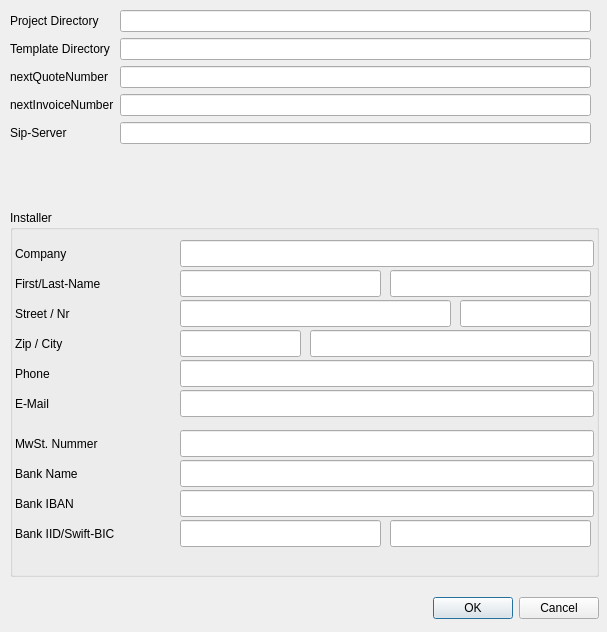
This is Ui/Preferences.ui in GnuSolar/GnuSolar as Qt 5 draws it before an edit. The edited form follows.
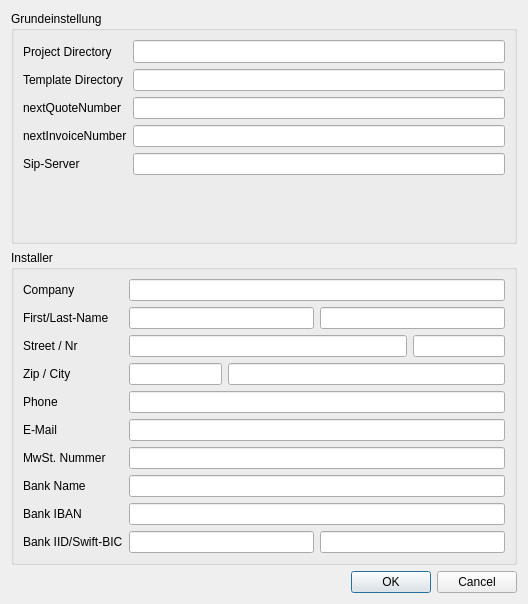
This is the edited form.

Commit message: Preferences: make layout a bit more scaleable

Diff of the .ui file:
```diff
--- a/Ui/Preferences.ui
+++ b/Ui/Preferences.ui
@@ -6,8 +6,8 @@
    <rect>
     <x>0</x>
     <y>0</y>
-    <width>607</width>
-    <height>632</height>
+    <width>528</width>
+    <height>604</height>
    </rect>
   </property>
   <property name="windowTitle">
@@ -16,373 +16,414 @@
   <property name="modal">
    <bool>true</bool>
   </property>
-  <widget class="QWidget" name="formLayoutWidget">
-   <property name="geometry">
-    <rect>
-     <x>10</x>
-     <y>10</y>
-     <width>581</width>
-     <height>181</height>
-    </rect>
+  <layout class="QVBoxLayout" name="verticalLayout">
+   <item>
+    <widget class="QGroupBox" name="groupBox_2">
+     <property name="sizePolicy">
+      <sizepolicy hsizetype="Preferred" vsizetype="Preferred">
+       <horstretch>0</horstretch>
+       <verstretch>0</verstretch>
+      </sizepolicy>
+     </property>
+     <property name="title">
+      <string>Grundeinstellung</string>
    </property>
    <layout class="QFormLayout" name="formLayout">
-    <property name="fieldGrowthPolicy">
-     <enum>QFormLayout::AllNonFixedFieldsGrow</enum>
-    </property>
-    <item row="1" column="0">
+      <item row="0" column="0">
      <widget class="QLabel" name="projectDirectoryLabel">
+        <property name="sizePolicy">
+         <sizepolicy hsizetype="Fixed" vsizetype="Preferred">
+          <horstretch>0</horstretch>
+          <verstretch>0</verstretch>
+         </sizepolicy>
+        </property>
+        <property name="minimumSize">
+         <size>
+          <width>0</width>
+          <height>0</height>
+         </size>
+        </property>
+        <property name="frameShape">
+         <enum>QFrame::NoFrame</enum>
+        </property>
       <property name="text">
        <string>Project Directory</string>
       </property>
-     </widget>
-    </item>
-    <item row="1" column="1">
-     <widget class="QLineEdit" name="projectRoot"/>
-    </item>
-    <item row="2" column="0">
+        <property name="scaledContents">
+         <bool>false</bool>
+        </property>
+        <property name="alignment">
+         <set>Qt::AlignLeading|Qt::AlignLeft|Qt::AlignVCenter</set>
+        </property>
+       </widget>
+      </item>
+      <item row="0" column="1">
+       <widget class="QLineEdit" name="projectRoot">
+        <property name="enabled">
+         <bool>true</bool>
+        </property>
+        <property name="sizePolicy">
+         <sizepolicy hsizetype="Expanding" vsizetype="Fixed">
+          <horstretch>0</horstretch>
+          <verstretch>0</verstretch>
+         </sizepolicy>
+        </property>
+        <property name="minimumSize">
+         <size>
+          <width>340</width>
+          <height>0</height>
+         </size>
+        </property>
+        <property name="font">
+         <font>
+          <pointsize>10</pointsize>
+         </font>
+        </property>
+       </widget>
+      </item>
+      <item row="1" column="0">
      <widget class="QLabel" name="projectDirectoryLabel_2">
+        <property name="sizePolicy">
+         <sizepolicy hsizetype="Preferred" vsizetype="Preferred">
+          <horstretch>0</horstretch>
+          <verstretch>0</verstretch>
+         </sizepolicy>
+        </property>
+        <property name="minimumSize">
+         <size>
+          <width>0</width>
+          <height>0</height>
+         </size>
+        </property>
       <property name="text">
        <string>Template Directory</string>
       </property>
      </widget>
     </item>
-    <item row="2" column="1">
-     <widget class="QLineEdit" name="templatePath"/>
-    </item>
-    <item row="3" column="0">
+      <item row="1" column="1">
+       <widget class="QLineEdit" name="templatePath">
+        <property name="sizePolicy">
+         <sizepolicy hsizetype="Expanding" vsizetype="Fixed">
+          <horstretch>0</horstretch>
+          <verstretch>0</verstretch>
+         </sizepolicy>
+        </property>
+       </widget>
+      </item>
+      <item row="2" column="0">
      <widget class="QLabel" name="projectDirectoryLabel_3">
+        <property name="sizePolicy">
+         <sizepolicy hsizetype="Preferred" vsizetype="Preferred">
+          <horstretch>0</horstretch>
+          <verstretch>0</verstretch>
+         </sizepolicy>
+        </property>
+        <property name="minimumSize">
+         <size>
+          <width>0</width>
+          <height>0</height>
+         </size>
+        </property>
       <property name="text">
        <string>nextQuoteNumber</string>
       </property>
      </widget>
     </item>
-    <item row="3" column="1">
-     <widget class="QLineEdit" name="nextQuoteNumber"/>
-    </item>
-    <item row="4" column="0">
+      <item row="2" column="1">
+       <widget class="QLineEdit" name="nextQuoteNumber">
+        <property name="sizePolicy">
+         <sizepolicy hsizetype="Expanding" vsizetype="Fixed">
+          <horstretch>0</horstretch>
+          <verstretch>0</verstretch>
+         </sizepolicy>
+        </property>
+       </widget>
+      </item>
+      <item row="3" column="0">
      <widget class="QLabel" name="projectDirectoryLabel_4">
+        <property name="sizePolicy">
+         <sizepolicy hsizetype="Preferred" vsizetype="Preferred">
+          <horstretch>0</horstretch>
+          <verstretch>0</verstretch>
+         </sizepolicy>
+        </property>
+        <property name="minimumSize">
+         <size>
+          <width>0</width>
+          <height>0</height>
+         </size>
+        </property>
       <property name="text">
        <string>nextInvoiceNumber</string>
       </property>
      </widget>
     </item>
-    <item row="4" column="1">
-     <widget class="QLineEdit" name="nextInvoiceNumber"/>
-    </item>
-    <item row="6" column="1">
-     <widget class="QWidget" name="projectDirectoryWidget" native="true"/>
-    </item>
-    <item row="5" column="1">
-     <widget class="QLineEdit" name="sipServer"/>
-    </item>
-    <item row="5" column="0">
+      <item row="3" column="1">
+       <widget class="QLineEdit" name="nextInvoiceNumber">
+        <property name="sizePolicy">
+         <sizepolicy hsizetype="Expanding" vsizetype="Fixed">
+          <horstretch>0</horstretch>
+          <verstretch>0</verstretch>
+         </sizepolicy>
+        </property>
+       </widget>
+      </item>
+      <item row="4" column="0">
      <widget class="QLabel" name="projectDirectoryLabel_7">
+        <property name="sizePolicy">
+         <sizepolicy hsizetype="Preferred" vsizetype="Preferred">
+          <horstretch>0</horstretch>
+          <verstretch>0</verstretch>
+         </sizepolicy>
+        </property>
+        <property name="minimumSize">
+         <size>
+          <width>0</width>
+          <height>0</height>
+         </size>
+        </property>
+        <property name="frameShape">
+         <enum>QFrame::NoFrame</enum>
+        </property>
       <property name="text">
        <string>Sip-Server</string>
       </property>
+        <property name="alignment">
+         <set>Qt::AlignLeading|Qt::AlignLeft|Qt::AlignVCenter</set>
+        </property>
+       </widget>
+      </item>
+      <item row="4" column="1">
+       <widget class="QLineEdit" name="sipServer">
+        <property name="sizePolicy">
+         <sizepolicy hsizetype="Expanding" vsizetype="Fixed">
+          <horstretch>0</horstretch>
+          <verstretch>0</verstretch>
+         </sizepolicy>
+        </property>
      </widget>
     </item>
    </layout>
   </widget>
-  <widget class="QDialogButtonBox" name="buttonBox">
-   <property name="geometry">
-    <rect>
-     <x>50</x>
-     <y>590</y>
-     <width>549</width>
-     <height>36</height>
-    </rect>
-   </property>
-   <property name="orientation">
-    <enum>Qt::Horizontal</enum>
-   </property>
-   <property name="standardButtons">
-    <set>QDialogButtonBox::Cancel|QDialogButtonBox::Ok</set>
-   </property>
-  </widget>
+   </item>
+   <item>
   <widget class="QGroupBox" name="groupBox">
-   <property name="geometry">
-    <rect>
-     <x>10</x>
-     <y>210</y>
-     <width>589</width>
-     <height>367</height>
-    </rect>
-   </property>
    <property name="title">
     <string>Installer</string>
    </property>
-   <widget class="QLineEdit" name="installer_company">
-    <property name="geometry">
-     <rect>
-      <x>170</x>
-      <y>30</y>
-      <width>414</width>
-      <height>27</height>
-     </rect>
-    </property>
-   </widget>
+     <layout class="QFormLayout" name="formLayout_2">
+      <item row="0" column="0">
    <widget class="QLabel" name="projectDirectoryLabel_5">
-    <property name="geometry">
-     <rect>
-      <x>5</x>
-      <y>30</y>
-      <width>134</width>
-      <height>27</height>
-     </rect>
+        <property name="sizePolicy">
+         <sizepolicy hsizetype="Preferred" vsizetype="Preferred">
+          <horstretch>0</horstretch>
+          <verstretch>0</verstretch>
+         </sizepolicy>
+        </property>
+        <property name="minimumSize">
+         <size>
+          <width>0</width>
+          <height>0</height>
+         </size>
     </property>
     <property name="text">
      <string>Company</string>
     </property>
-   </widget>
+        <property name="alignment">
+         <set>Qt::AlignLeading|Qt::AlignLeft|Qt::AlignVCenter</set>
+        </property>
+       </widget>
+      </item>
+      <item row="0" column="1">
+       <widget class="QLineEdit" name="installer_company"/>
+      </item>
+      <item row="1" column="0">
    <widget class="QLabel" name="projectDirectoryLabel_6">
-    <property name="geometry">
-     <rect>
-      <x>5</x>
-      <y>60</y>
-      <width>134</width>
-      <height>27</height>
-     </rect>
-    </property>
     <property name="text">
      <string>First/Last-Name</string>
     </property>
-   </widget>
-   <widget class="QLineEdit" name="installer_firstName">
-    <property name="geometry">
-     <rect>
-      <x>170</x>
-      <y>60</y>
-      <width>201</width>
-      <height>27</height>
-     </rect>
-    </property>
-   </widget>
-   <widget class="QLineEdit" name="installer_lastName">
-    <property name="geometry">
-     <rect>
-      <x>380</x>
-      <y>60</y>
-      <width>201</width>
-      <height>27</height>
-     </rect>
-    </property>
-   </widget>
+        <property name="alignment">
+         <set>Qt::AlignLeading|Qt::AlignLeft|Qt::AlignVCenter</set>
+        </property>
+       </widget>
+      </item>
+      <item row="1" column="1">
+       <layout class="QHBoxLayout" name="horizontalLayout_3">
+        <item>
+         <widget class="QLineEdit" name="installer_firstName"/>
+        </item>
+        <item>
+         <widget class="QLineEdit" name="installer_lastName"/>
+        </item>
+       </layout>
+      </item>
+      <item row="2" column="0">
    <widget class="QLabel" name="projectDirectoryLabel_8">
-    <property name="geometry">
-     <rect>
-      <x>5</x>
-      <y>90</y>
-      <width>134</width>
-      <height>27</height>
-     </rect>
-    </property>
     <property name="text">
      <string>Street / Nr</string>
     </property>
-   </widget>
+        <property name="alignment">
+         <set>Qt::AlignLeading|Qt::AlignLeft|Qt::AlignVCenter</set>
+        </property>
+       </widget>
+      </item>
+      <item row="2" column="1">
+       <layout class="QHBoxLayout" name="horizontalLayout_2">
+        <item>
    <widget class="QLineEdit" name="installer_street">
-    <property name="geometry">
-     <rect>
-      <x>170</x>
-      <y>90</y>
-      <width>271</width>
-      <height>27</height>
-     </rect>
-    </property>
-   </widget>
+          <property name="sizePolicy">
+           <sizepolicy hsizetype="Expanding" vsizetype="Fixed">
+            <horstretch>3</horstretch>
+            <verstretch>0</verstretch>
+           </sizepolicy>
+          </property>
+         </widget>
+        </item>
+        <item>
+         <widget class="QLineEdit" name="installer_streetNumber">
+          <property name="sizePolicy">
+           <sizepolicy hsizetype="Expanding" vsizetype="Fixed">
+            <horstretch>1</horstretch>
+            <verstretch>0</verstretch>
+           </sizepolicy>
+          </property>
+         </widget>
+        </item>
+       </layout>
+      </item>
+      <item row="3" column="0">
    <widget class="QLabel" name="projectDirectoryLabel_9">
-    <property name="geometry">
-     <rect>
-      <x>5</x>
-      <y>120</y>
-      <width>134</width>
-      <height>27</height>
-     </rect>
-    </property>
     <property name="text">
      <string>Zip / City</string>
     </property>
-   </widget>
+        <property name="alignment">
+         <set>Qt::AlignLeading|Qt::AlignLeft|Qt::AlignVCenter</set>
+        </property>
+       </widget>
+      </item>
+      <item row="3" column="1">
+       <layout class="QHBoxLayout" name="horizontalLayout_4">
+        <item>
    <widget class="QLineEdit" name="installer_zip">
-    <property name="geometry">
-     <rect>
-      <x>170</x>
-      <y>120</y>
-      <width>121</width>
-      <height>27</height>
-     </rect>
-    </property>
-   </widget>
+          <property name="sizePolicy">
+           <sizepolicy hsizetype="Expanding" vsizetype="Fixed">
+            <horstretch>1</horstretch>
+            <verstretch>0</verstretch>
+           </sizepolicy>
+          </property>
+         </widget>
+        </item>
+        <item>
    <widget class="QLineEdit" name="installer_city">
-    <property name="geometry">
-     <rect>
-      <x>300</x>
-      <y>120</y>
-      <width>281</width>
-      <height>27</height>
-     </rect>
-    </property>
-   </widget>
+          <property name="sizePolicy">
+           <sizepolicy hsizetype="Expanding" vsizetype="Fixed">
+            <horstretch>3</horstretch>
+            <verstretch>0</verstretch>
+           </sizepolicy>
+          </property>
+         </widget>
+        </item>
+       </layout>
+      </item>
+      <item row="4" column="0">
    <widget class="QLabel" name="projectDirectoryLabel_11">
-    <property name="geometry">
-     <rect>
-      <x>5</x>
-      <y>150</y>
-      <width>134</width>
-      <height>27</height>
-     </rect>
-    </property>
     <property name="text">
      <string>Phone</string>
     </property>
-   </widget>
-   <widget class="QLineEdit" name="installer_phone">
-    <property name="geometry">
-     <rect>
-      <x>170</x>
-      <y>150</y>
-      <width>414</width>
-      <height>27</height>
-     </rect>
-    </property>
-   </widget>
-   <widget class="QLineEdit" name="installer_streetNumber">
-    <property name="geometry">
-     <rect>
-      <x>450</x>
-      <y>90</y>
-      <width>131</width>
-      <height>27</height>
-     </rect>
-    </property>
-   </widget>
+        <property name="alignment">
+         <set>Qt::AlignLeading|Qt::AlignLeft|Qt::AlignVCenter</set>
+        </property>
+       </widget>
+      </item>
+      <item row="5" column="0">
    <widget class="QLabel" name="projectDirectoryLabel_12">
-    <property name="geometry">
-     <rect>
-      <x>5</x>
-      <y>180</y>
-      <width>134</width>
-      <height>27</height>
-     </rect>
-    </property>
     <property name="text">
      <string>E-Mail</string>
     </property>
-   </widget>
-   <widget class="QLineEdit" name="installer_email">
-    <property name="geometry">
-     <rect>
-      <x>170</x>
-      <y>180</y>
-      <width>414</width>
-      <height>27</height>
-     </rect>
-    </property>
-   </widget>
-   <widget class="QLineEdit" name="installer_bankName">
-    <property name="geometry">
-     <rect>
-      <x>170</x>
-      <y>250</y>
-      <width>414</width>
-      <height>27</height>
-     </rect>
-    </property>
-   </widget>
+        <property name="alignment">
+         <set>Qt::AlignLeading|Qt::AlignLeft|Qt::AlignVCenter</set>
+        </property>
+       </widget>
+      </item>
+      <item row="5" column="1">
+       <widget class="QLineEdit" name="installer_email"/>
+      </item>
+      <item row="6" column="0">
+       <widget class="QLabel" name="projectDirectoryLabel_16">
+        <property name="text">
+         <string>MwSt. Nummer</string>
+        </property>
+        <property name="alignment">
+         <set>Qt::AlignLeading|Qt::AlignLeft|Qt::AlignVCenter</set>
+        </property>
+       </widget>
+      </item>
+      <item row="6" column="1">
+       <widget class="QLineEdit" name="installer_vat"/>
+      </item>
+      <item row="7" column="0">
    <widget class="QLabel" name="projectDirectoryLabel_13">
-    <property name="geometry">
-     <rect>
-      <x>5</x>
-      <y>250</y>
-      <width>134</width>
-      <height>27</height>
-     </rect>
-    </property>
     <property name="text">
      <string>Bank Name</string>
     </property>
-   </widget>
-   <widget class="QLineEdit" name="installer_bankIban">
-    <property name="geometry">
-     <rect>
-      <x>170</x>
-      <y>280</y>
-      <width>414</width>
-      <height>27</height>
-     </rect>
-    </property>
-   </widget>
+        <property name="alignment">
+         <set>Qt::AlignLeading|Qt::AlignLeft|Qt::AlignVCenter</set>
+        </property>
+       </widget>
+      </item>
+      <item row="7" column="1">
+       <widget class="QLineEdit" name="installer_bankName"/>
+      </item>
+      <item row="8" column="0">
    <widget class="QLabel" name="projectDirectoryLabel_14">
-    <property name="geometry">
-     <rect>
-      <x>5</x>
-      <y>280</y>
-      <width>134</width>
-      <height>27</height>
-     </rect>
-    </property>
     <property name="text">
      <string>Bank IBAN</string>
     </property>
-   </widget>
-   <widget class="QLineEdit" name="installer_bankIid">
-    <property name="geometry">
-     <rect>
-      <x>170</x>
-      <y>310</y>
-      <width>201</width>
-      <height>27</height>
-     </rect>
-    </property>
-   </widget>
+        <property name="alignment">
+         <set>Qt::AlignLeading|Qt::AlignLeft|Qt::AlignVCenter</set>
+        </property>
+       </widget>
+      </item>
+      <item row="8" column="1">
+       <widget class="QLineEdit" name="installer_bankIban"/>
+      </item>
+      <item row="9" column="0">
    <widget class="QLabel" name="projectDirectoryLabel_15">
-    <property name="geometry">
-     <rect>
-      <x>5</x>
-      <y>310</y>
-      <width>161</width>
-      <height>27</height>
-     </rect>
-    </property>
     <property name="text">
      <string>Bank IID/Swift-BIC</string>
     </property>
-   </widget>
-   <widget class="QLineEdit" name="installer_bankBic">
-    <property name="geometry">
-     <rect>
-      <x>380</x>
-      <y>310</y>
-      <width>201</width>
-      <height>27</height>
-     </rect>
-    </property>
-   </widget>
-   <widget class="QLineEdit" name="installer_vat">
-    <property name="geometry">
-     <rect>
-      <x>170</x>
-      <y>220</y>
-      <width>414</width>
-      <height>27</height>
-     </rect>
-    </property>
-   </widget>
-   <widget class="QLabel" name="projectDirectoryLabel_16">
-    <property name="geometry">
-     <rect>
-      <x>5</x>
-      <y>220</y>
-      <width>134</width>
-      <height>27</height>
-     </rect>
-    </property>
-    <property name="text">
-     <string>MwSt. Nummer</string>
-    </property>
-   </widget>
-  </widget>
+        <property name="alignment">
+         <set>Qt::AlignLeading|Qt::AlignLeft|Qt::AlignVCenter</set>
+        </property>
+       </widget>
+      </item>
+      <item row="9" column="1">
+       <layout class="QHBoxLayout" name="horizontalLayout_5">
+        <item>
+         <widget class="QLineEdit" name="installer_bankIid"/>
+        </item>
+        <item>
+         <widget class="QLineEdit" name="installer_bankBic"/>
+        </item>
+       </layout>
+      </item>
+      <item row="4" column="1">
+       <widget class="QLineEdit" name="installer_phone"/>
+      </item>
+     </layout>
+    </widget>
+   </item>
+   <item>
+    <widget class="QDialogButtonBox" name="buttonBox">
+     <property name="orientation">
+      <enum>Qt::Horizontal</enum>
+     </property>
+     <property name="standardButtons">
+      <set>QDialogButtonBox::Cancel|QDialogButtonBox::Ok</set>
+     </property>
+    </widget>
+   </item>
+  </layout>
  </widget>
  <tabstops>
   <tabstop>projectRoot</tabstop>
```
Left out of the diff: 1 changed line with no effect on the pictures. Lines whose indentation alone changed are shown as unchanged. The commit also changes 1 other file.
